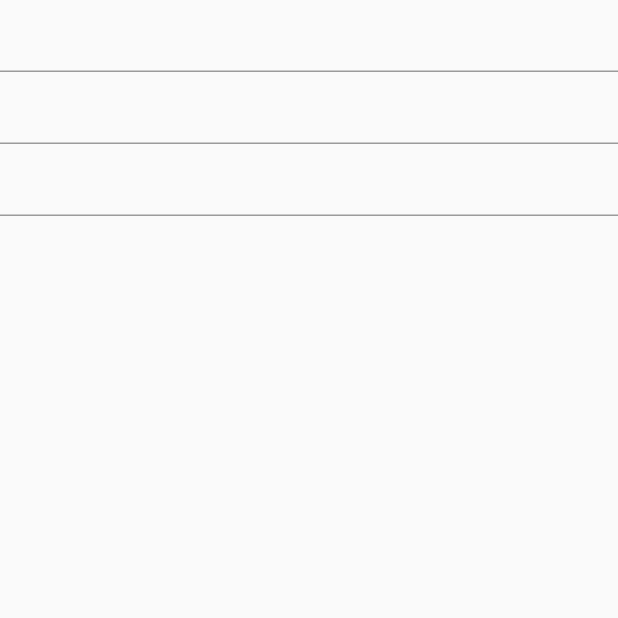
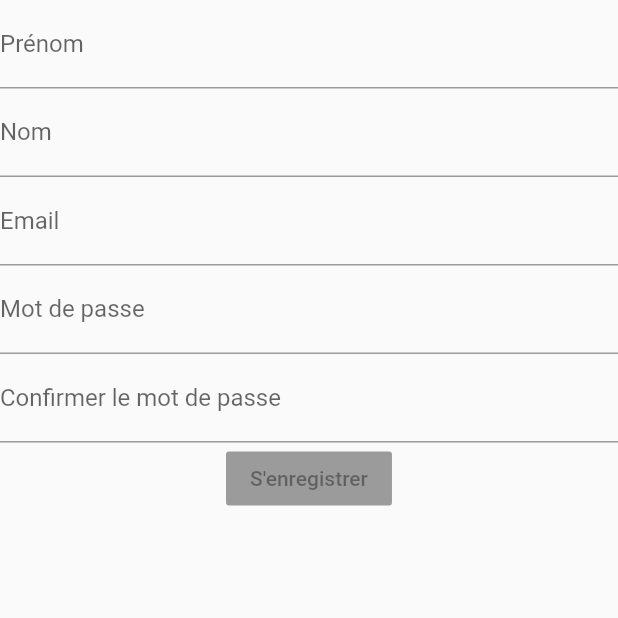
Before and after one commit to Llacoste2000/TeamsTodo-Project, a Flutter app: the Register screen opened directly, on a phone screen of 412 x 824 dp, the top half of it. Run offline on Flutter 3.47's test engine with Material 2 defaults, Android fonts, the phone set to English and light mode, and no system bars; our stand-ins replace email_validator, flash, flutter_dotenv, jwt_decoder; statements that could not run were skipped.

Commit message:
feat: added email validator package

```diff
--- a/lib/main.dart
+++ b/lib/main.dart
@@ -9,7 +9,7 @@ class TodoApp extends StatelessWidget {
     return new MaterialApp(
       // Start the app with the "/" named route. In this case, the app starts
       // on the FirstScreen widget.
-      initialRoute: '/',
+      initialRoute: '/register',
       routes: routes,
     );
   }
--- a/lib/register.dart
+++ b/lib/register.dart
@@ -1,3 +1,4 @@
+import 'package:email_validator/email_validator.dart';
 import 'package:flutter/material.dart';
 
 class Register extends StatefulWidget {
@@ -6,28 +7,103 @@ class Register extends StatefulWidget {
 }
 
 class _RegisterState extends State<Register> {
+  String firstname = '';
+  String lastname = '';
+  String email = '';
+  String password = '';
+  String confirmPassword = '';
+
   @override
   Widget build(BuildContext context) {
-    return Container(
+    return Scaffold(
+      body: SafeArea(
+        child: Container(
           child: Center(
             child: Form(
               child: Column(
                 children: [
                   TextFormField(
-                onChanged: (val) {},
+                    onChanged: (val) {
+                      setState(() {
+                        firstname = val;
+                      });
+                    },
+                    decoration: InputDecoration(labelText: 'Prénom'),
+                  ),
+                  TextFormField(
+                    onChanged: (val) {
+                      setState(() {
+                        lastname = val;
+                      });
+                    },
+                    decoration: InputDecoration(labelText: 'Nom'),
+                  ),
+                  TextFormField(
+                    onChanged: (val) {
+                      setState(() {
+                        email = val;
+                      });
+                    },
+                    decoration: InputDecoration(labelText: 'Email'),
                   ),
                   TextFormField(
                     obscureText: true,
-                onChanged: (val) {},
+                    onChanged: (val) {
+                      setState(() {
+                        password = val;
+                      });
+                    },
+                    decoration: InputDecoration(labelText: 'Mot de passe'),
                   ),
                   TextFormField(
                     obscureText: true,
-                onChanged: (val) {},
+                    onChanged: (val) {
+                      setState(() {
+                        confirmPassword = val;
+                      });
+                    },
+                    decoration:
+                        InputDecoration(labelText: 'Confirmer le mot de passe'),
                   ),
+                  RaisedButton(
+                    onPressed: () ²{
+                      submitRegister();
+                    },
+                    child: Text("S'enregistrer"),
+                  )
                 ],
+              ),
+            ),
           ),
         ),
       ),
     );
   }
+
+//  Mettre fonctions en async et throw err
+
+  submitRegister() async {
+    if (firstname == '' ||
+        lastname == '' ||
+        email == '' ||
+        password == '' ||
+        confirmPassword == '') {
+      print('Tous les champs doient être remplis.');
+      return;
+    } else {
+      if (!EmailValidator.validate(email)) {
+        print('vous devez renseigner un emai valide');
+        return;
       }
+      if (password != confirmPassword) {
+        print('Les mots de passes ne sont pas identiques');
+        return;
+      }
+      return register();
+    }
+  }
+
+  register() {
+    print('register');
+  }
+}
--- a/lib/routes/routes.dart
+++ b/lib/routes/routes.dart
@@ -1,9 +1,11 @@
 import 'package:flutter/material.dart';
 
 import 'package:todo/login.dart';
+import 'package:todo/register.dart';
 import 'package:todo/todo.dart';
 
 var routes = <String, WidgetBuilder>{
+  '/': (context) => TodoList(),
   '/login': (context) => Login(),
-  '/': (context) => TodoList(),
+  '/register': (context) => Register()
 };
--- a/pubspec.yaml
+++ b/pubspec.yaml
@@ -27,10 +27,11 @@ dependencies:
   http: ^0.12.2
   flash: ^1.3.1
   jwt_decoder: ^1.0.2
+  email_validator: 1.0.6
 
   # The following adds the Cupertino Icons font to your application.
   # Use with the CupertinoIcons class for iOS style icons.
-  cupertino_icons: ^1.0.0
+  cupertino_icons: ^0.1.3
 
 dev_dependencies:
   flutter_test:
```
Also changed, not shown: pubspec.lock. Lines whose indentation alone changed are shown as unchanged.
